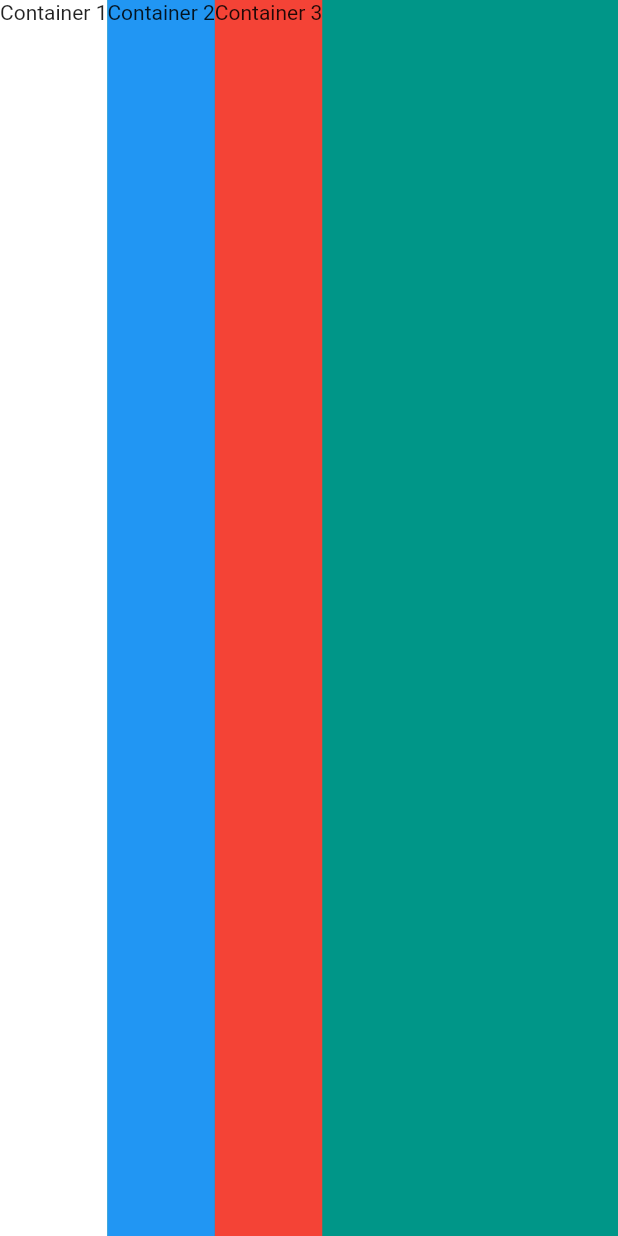
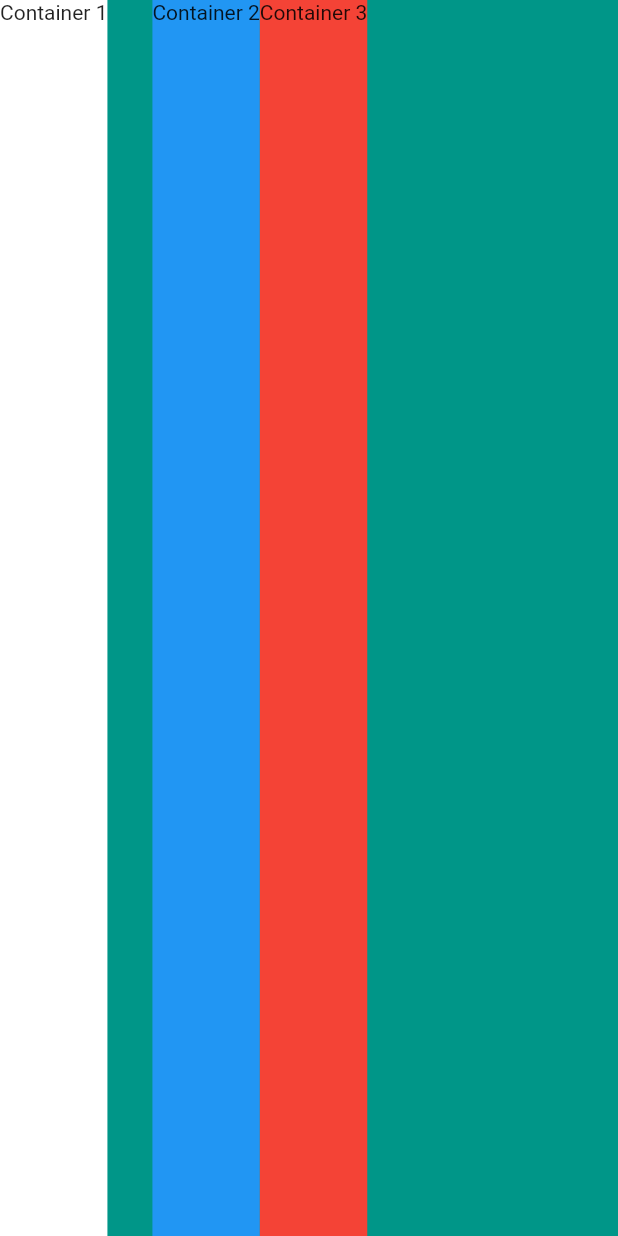
Before and after one commit to naomi-ndibui/MiCard, a Flutter app: the screen it shows after launch, on a phone screen of 412 x 824 dp. Run offline on Flutter 3.47's test engine with Material 2 defaults, Android fonts, the phone set to English and light mode, and no system bars.

Commit message:
sizedBox height to width

```diff
--- a/lib/main.dart
+++ b/lib/main.dart
@@ -17,20 +17,17 @@ class MyApp extends StatelessWidget {
              crossAxisAlignment: CrossAxisAlignment.stretch,
              children: <Widget>[
                Container(
-                 height: 100.0,
                  color: Colors.white,
                  child: Text('Container 1'),
              ),
                SizedBox(
-                 height: 20.0,
+                 width: 30.0,
                ),
                Container(
-                 height:100.0,
                  color: Colors.blue,
                  child: Text('Container 2'),
                ),
                Container(
-                 height:100.0,
                  color: Colors.red,
                  child: Text('Container 3'),
                ),
```
